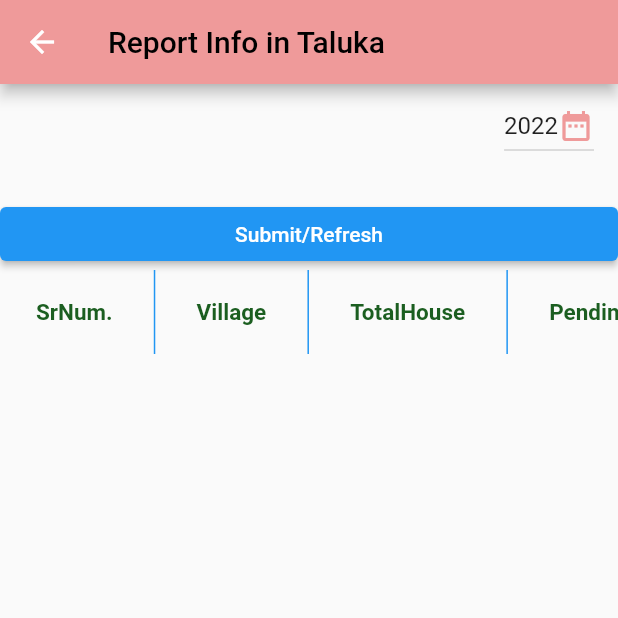
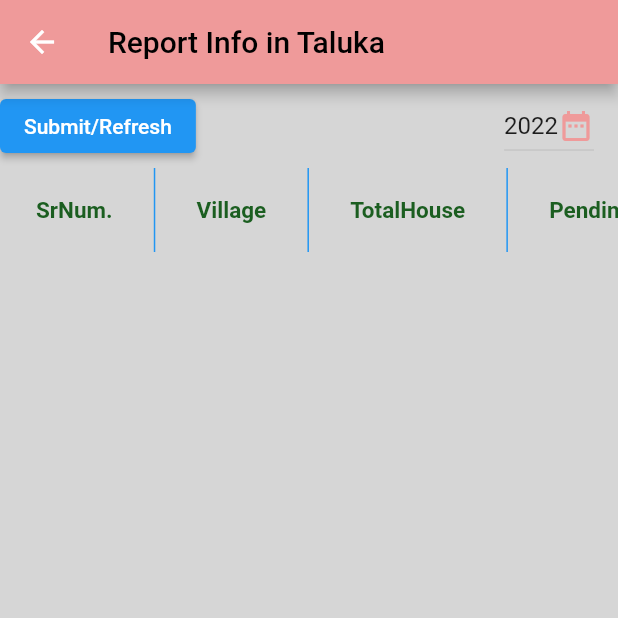
Before and after one commit to chetanshivaji/talukaAdmin, a Flutter app: the reportInfo screen opened by its route, on a phone screen of 412 x 824 dp, the top half of it. Run offline on Flutter 3.47's test engine with Material 2 defaults, Android fonts, the phone set to English and light mode, and no system bars; our stand-ins replace cloud_firestore, firebase_auth, firebase_core; accounts and stored records are empty; Roboto replaces fonts that are missing (RobotoMono).

Commit message:
report submit referesh button size reduced

```diff
--- a/lib/screen/reportInfo.dart
+++ b/lib/screen/reportInfo.dart
@@ -192,24 +192,16 @@ class _reportInfoState extends State<reportInfo> {
           ),
           backgroundColor: clrRed,
         ),
-        body: SingleChildScrollView(
-          child: ConstrainedBox(
-            constraints:
-                BoxConstraints(maxHeight: MediaQuery.of(context).size.height),
-            child: Container(
-              child: Form(
-                key: _formKeyreportForm,
+        body: Container(
+          width: double.infinity,
+          color: Colors.grey[350],
+          alignment: Alignment.topLeft,
           child: Column(
             crossAxisAlignment: CrossAxisAlignment.start,
             children: <Widget>[
-                    getYearTile(clrRed),
-                    Padding(
-                      padding: EdgeInsets.only(top: 20),
-                    ),
               Row(
-                      children: <Widget>[
-                        Expanded(
-                          child: ElevatedButton(
+                children: [
+                  ElevatedButton(
                     child: Text(
                       bLabelSubmitRefresh,
                     ),
@@ -229,7 +221,7 @@ class _reportInfoState extends State<reportInfo> {
                           }
                         : null,
                   ),
-                        ),
+                  Expanded(child: getYearTile(clrRed)),
                 ],
               ),
               Expanded(
@@ -301,9 +293,6 @@ class _reportInfoState extends State<reportInfo> {
           ),
         ),
       ),
-          ),
-        ),
-      ),
     );
   }
 }
```
Lines whose indentation alone changed are shown as unchanged.
